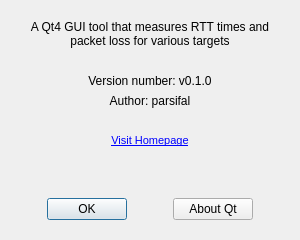
AlexGidarakos/QSpeedTest, file dialogabout.ui: the form before one commit.
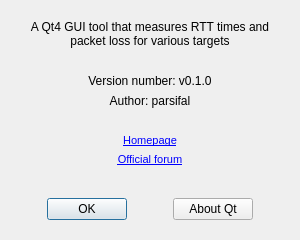
The form after the commit.

Commit message: revision 2 - 20100505:                                              |     * "Discuss" URL now points to QSpeedTest's official phpBB forum |     * "About" box contains link to forum                            |     * Target list updates are hosted on SourceForge                 |     * Version/revision number is displayed in GUI and reports       |     * Speedtest.net is used for the acquisition of IP and ISP info  |

Patch:
```diff
--- a/dialogabout.ui
+++ b/dialogabout.ui
@@ -86,20 +86,20 @@
     </spacer>
    </item>
    <item row="5" column="0">
-    <widget class="QLabel" name="labelURL">
+    <widget class="QLabel" name="labelHomepage">
      <property name="text">
       <string>&lt;!DOCTYPE HTML PUBLIC &quot;-//W3C//DTD HTML 4.0//EN&quot; &quot;http://www.w3.org/TR/REC-html40/strict.dtd&quot;&gt;
 &lt;html&gt;&lt;head&gt;&lt;meta name=&quot;qrichtext&quot; content=&quot;1&quot; /&gt;&lt;style type=&quot;text/css&quot;&gt;
 p, li { white-space: pre-wrap; }
 &lt;/style&gt;&lt;/head&gt;&lt;body style=&quot; font-family:'MS Shell Dlg 2'; font-size:8.25pt; font-weight:400; font-style:normal;&quot;&gt;
-&lt;p style=&quot; margin-top:0px; margin-bottom:0px; margin-left:0px; margin-right:0px; -qt-block-indent:0; text-indent:0px;&quot;&gt;&lt;a href=&quot;http://www.mediafire.com/parsifal&quot;&gt;&lt;span style=&quot; text-decoration: underline; color:#0000ff;&quot;&gt;Visit Homepage&lt;/span&gt;&lt;/a&gt;&lt;/p&gt;&lt;/body&gt;&lt;/html&gt;</string>
+&lt;p style=&quot; margin-top:0px; margin-bottom:0px; margin-left:0px; margin-right:0px; -qt-block-indent:0; text-indent:0px;&quot;&gt;&lt;a href=&quot;http://www.mediafire.com/parsifal&quot;&gt;&lt;span style=&quot; font-size:8pt; text-decoration: underline; color:#0000ff;&quot;&gt;Homepage&lt;/span&gt;&lt;/a&gt;&lt;/p&gt;&lt;/body&gt;&lt;/html&gt;</string>
      </property>
      <property name="alignment">
       <set>Qt::AlignCenter</set>
      </property>
     </widget>
    </item>
-   <item row="6" column="0">
+   <item row="7" column="0">
     <spacer name="verticalSpacer">
      <property name="orientation">
       <enum>Qt::Vertical</enum>
@@ -112,7 +112,7 @@
      </property>
     </spacer>
    </item>
-   <item row="7" column="0">
+   <item row="8" column="0">
     <layout class="QHBoxLayout" name="horizontalLayout">
      <item>
       <spacer name="horizontalSpacer_4">
@@ -184,6 +184,20 @@
      </item>
     </layout>
    </item>
+   <item row="6" column="0">
+    <widget class="QLabel" name="labelForum">
+     <property name="text">
+      <string>&lt;!DOCTYPE HTML PUBLIC &quot;-//W3C//DTD HTML 4.0//EN&quot; &quot;http://www.w3.org/TR/REC-html40/strict.dtd&quot;&gt;
+&lt;html&gt;&lt;head&gt;&lt;meta name=&quot;qrichtext&quot; content=&quot;1&quot; /&gt;&lt;style type=&quot;text/css&quot;&gt;
+p, li { white-space: pre-wrap; }
+&lt;/style&gt;&lt;/head&gt;&lt;body style=&quot; font-family:'MS Shell Dlg 2'; font-size:8.25pt; font-weight:400; font-style:normal;&quot;&gt;
+&lt;p style=&quot; margin-top:0px; margin-bottom:0px; margin-left:0px; margin-right:0px; -qt-block-indent:0; text-indent:0px;&quot;&gt;&lt;a href=&quot;https://sourceforge.net/apps/phpbb/qspeedtest/&quot;&gt;&lt;span style=&quot; text-decoration: underline; color:#0000ff;&quot;&gt;Official forum&lt;/span&gt;&lt;/a&gt;&lt;/p&gt;&lt;/body&gt;&lt;/html&gt;</string>
+     </property>
+     <property name="alignment">
+      <set>Qt::AlignCenter</set>
+     </property>
+    </widget>
+   </item>
   </layout>
  </widget>
  <resources/>
```
The commit also changes 7 other files.
